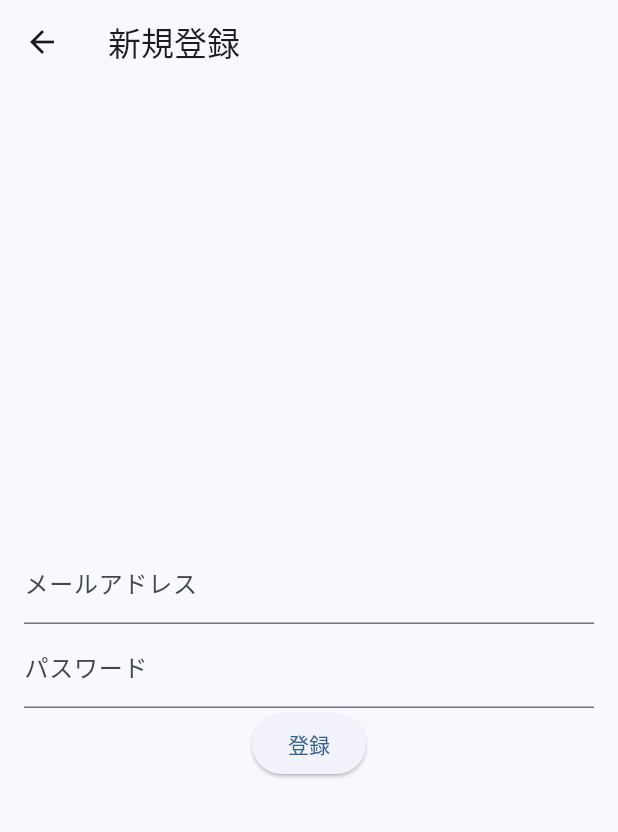
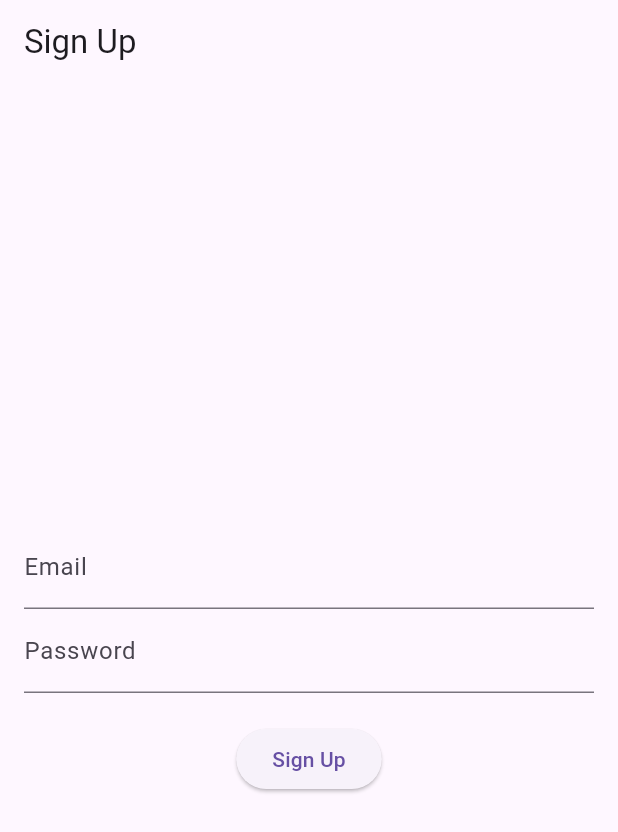
Before and after one commit to Mitsutan/sysdev_suretti, a Flutter app: the SignUpPage screen opened directly, on a phone screen of 412 x 824 dp. Shown: the top 832 px of the screen. Run offline on Flutter 3.47's test engine with Material 3 defaults, Android fonts, the phone set to English and light mode, and no system bars; our stand-ins replace flutter_blue_plus, flutter_dotenv, supabase_flutter; missing offline and left inert: flutter_beacon; accounts and stored records are empty; statements that could not run were skipped.

Commit message:
定期更新
新規登録機能の作成中です

```diff
--- a/analysis_options.yaml
+++ b/analysis_options.yaml
@@ -7,6 +7,9 @@
 
 # The following line activates a set of recommended lints for Flutter apps,
 # packages, and plugins designed to encourage good coding practices.
+analyzer:
+  errors:
+    library_private_types_in_public_api: ignore
 include: package:flutter_lints/flutter.yaml
 
 linter:
--- a/lib/signup_page.dart
+++ b/lib/signup_page.dart
@@ -1,58 +1,104 @@
 import 'package:flutter/material.dart';
 import 'package:supabase_flutter/supabase_flutter.dart';
+import 'package:logging/logging.dart';
+
+final Logger _logger = Logger('SignUpPageLogger');
 
 class SignUpPage extends StatefulWidget {
-  const SignUpPage({Key? key}) : super(key: key);
+  const SignUpPage({super.key});
 
   @override
   _SignUpPageState createState() => _SignUpPageState();
 }
 
 class _SignUpPageState extends State<SignUpPage> {
-  final TextEditingController _emailController = TextEditingController();
-  final TextEditingController _passwordController = TextEditingController();
+  final _emailController = TextEditingController();
+  final _passwordController = TextEditingController();
+  final _formKey = GlobalKey<FormState>();
 
   Future<void> _signUp() async {
+    if (_formKey.currentState?.validate() ?? false) {
+      final email = _emailController.text;
+      final password = _passwordController.text;
+
+      try {
         final response = await Supabase.instance.client.auth.signUp(
-      email: _emailController.text,
-      password: _passwordController.text,
+          email: email,
+          password: password,
         );
 
-    if (response.error != null) {
+        if (response.session != null && response.user != null) {
+          _logger.info('Sign up successful');
+          if (mounted) {
             ScaffoldMessenger.of(context).showSnackBar(
-        SnackBar(content: Text('登録失敗: ${response.error!.message}')),
+              const SnackBar(content: Text('Sign up successful')),
             );
+          }
         } else {
+          _logger.severe('Sign up failed');
+          if (mounted) {
             ScaffoldMessenger.of(context).showSnackBar(
-        const SnackBar(content: Text('登録成功')),
+              const SnackBar(content: Text('Sign up failed')),
             );
-      // 登録成功後の処理をここに追加
+          }
+        }
+      } on AuthException catch (e) {
+        _logger.severe('Sign up failed: ${e.message}');
+        if (mounted) {
+          ScaffoldMessenger.of(context).showSnackBar(
+            SnackBar(content: Text('Sign up failed: ${e.message}')),
+          );
+        }
+      } catch (e) {
+        _logger.severe('Sign up failed', e);
+        if (mounted) {
+          ScaffoldMessenger.of(context).showSnackBar(
+            const SnackBar(content: Text('Sign up failed')),
+          );
+        }
+      }
     }
   }
 
   @override
   Widget build(BuildContext context) {
     return Scaffold(
-      appBar: AppBar(title: Text('新規登録')),
+      appBar: AppBar(title: const Text('Sign Up')),
       body: Padding(
         padding: const EdgeInsets.all(16.0),
+        child: Form(
+          key: _formKey,
           child: Column(
             mainAxisAlignment: MainAxisAlignment.center,
             children: <Widget>[
-            TextField(
+              TextFormField(
                 controller: _emailController,
-              decoration: InputDecoration(labelText: 'メールアドレス'),
+                decoration: const InputDecoration(labelText: 'Email'),
+                validator: (value) {
+                  if (value == null || value.isEmpty) {
+                    return 'Please enter your email';
+                  }
+                  return null;
+                },
               ),
-            TextField(
+              TextFormField(
                 controller: _passwordController,
-              decoration: InputDecoration(labelText: 'パスワード'),
+                decoration: const InputDecoration(labelText: 'Password'),
                 obscureText: true,
+                validator: (value) {
+                  if (value == null || value.isEmpty) {
+                    return 'Please enter your password';
+                  }
+                  return null;
+                },
               ),
+              const SizedBox(height: 20),
               ElevatedButton(
                 onPressed: _signUp,
-              child: Text('登録'),
+                child: const Text('Sign Up'),
               ),
             ],
+          ),
         ),
       ),
     );
```
Also changed, not shown: lib/main.dart (+35 -110 lines), pubspec.yaml (+3 -34 lines), pubspec.lock, 2 other files. Lines whose indentation alone changed are shown as unchanged.
